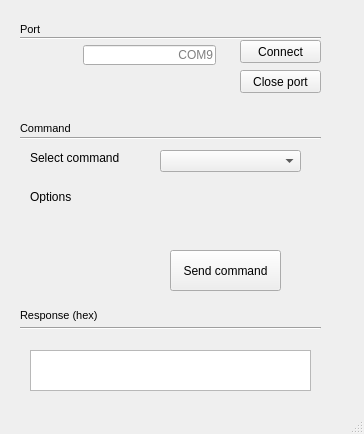
This is pyQt/stm_gui.ui in AdamStork/dipterv as Qt 5 draws it before an edit. The edited form follows.
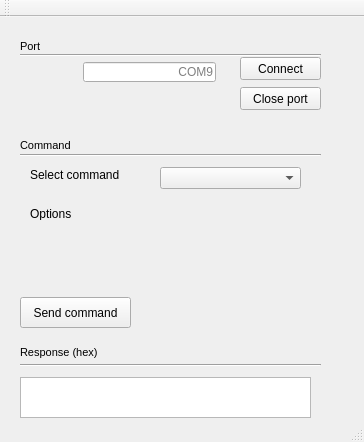
This is the edited form.

The edit to the form file:
```diff
--- a/pyQt/stm_gui.ui
+++ b/pyQt/stm_gui.ui
@@ -7,7 +7,7 @@
     <x>0</x>
     <y>0</y>
     <width>364</width>
-    <height>434</height>
+    <height>442</height>
    </rect>
   </property>
   <property name="windowTitle">
@@ -97,10 +97,10 @@
    <widget class="QPushButton" name="command_button">
     <property name="geometry">
      <rect>
-      <x>170</x>
-      <y>250</y>
+      <x>20</x>
+      <y>280</y>
       <width>111</width>
-      <height>41</height>
+      <height>31</height>
      </rect>
     </property>
     <property name="text">
@@ -110,8 +110,8 @@
    <widget class="QLabel" name="command_output">
     <property name="geometry">
      <rect>
-      <x>160</x>
-      <y>280</y>
+      <x>150</x>
+      <y>290</y>
       <width>101</width>
       <height>21</height>
      </rect>
@@ -139,9 +139,9 @@
    <widget class="QTextEdit" name="response_output">
     <property name="geometry">
      <rect>
-      <x>30</x>
-      <y>350</y>
-      <width>281</width>
+      <x>20</x>
+      <y>360</y>
+      <width>291</width>
       <height>41</height>
      </rect>
     </property>
@@ -150,7 +150,7 @@
     <property name="geometry">
      <rect>
       <x>20</x>
-      <y>300</y>
+      <y>320</y>
       <width>81</width>
       <height>31</height>
      </rect>
@@ -248,7 +248,7 @@
     <property name="geometry">
      <rect>
       <x>20</x>
-      <y>320</y>
+      <y>340</y>
       <width>301</width>
       <height>16</height>
      </rect>
@@ -269,6 +269,17 @@
    </property>
   </widget>
   <widget class="QStatusBar" name="statusbar"/>
+  <widget class="QToolBar" name="toolBar">
+   <property name="windowTitle">
+    <string>toolBar</string>
+   </property>
+   <attribute name="toolBarArea">
+    <enum>TopToolBarArea</enum>
+   </attribute>
+   <attribute name="toolBarBreak">
+    <bool>false</bool>
+   </attribute>
+  </widget>
  </widget>
  <resources/>
  <connections/>
```
Left out of the diff: 17 changed lines with no effect on the pictures.
